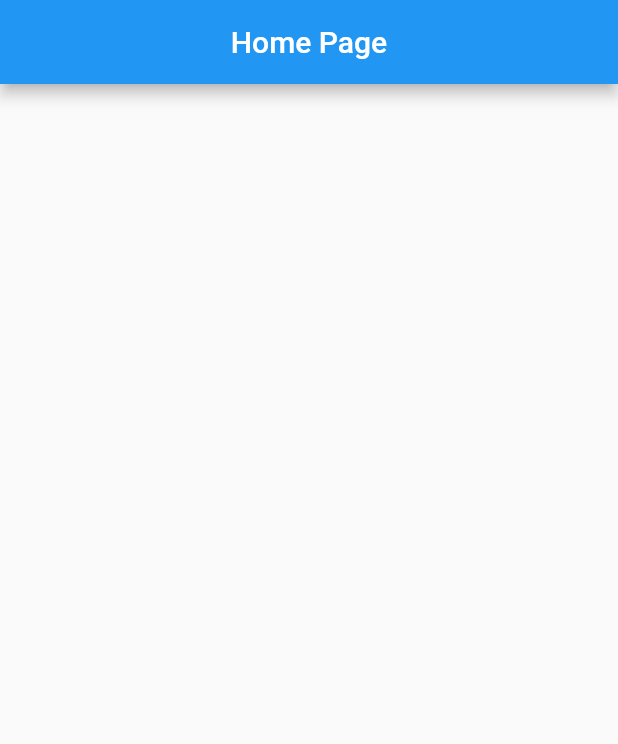
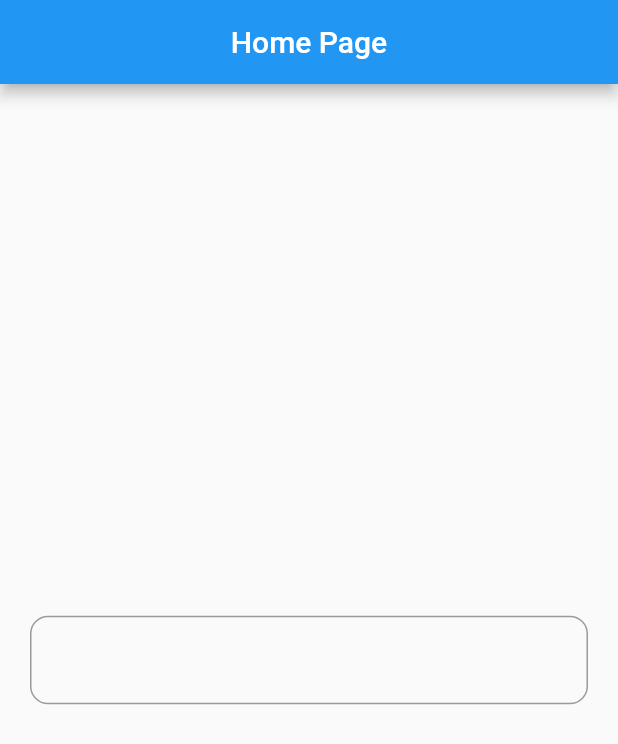
Before and after one commit to Yihun-Alemayehu/Flutter-Hook, a Flutter app: the first screen one second after launch, on a phone screen of 412 x 824 dp. Shown: the top 744 px of the screen. Run offline on Flutter 3.47's test engine with Material 2 defaults, Android fonts, the phone set to English and light mode, and no system bars; our stand-ins replace flutter_hooks.

Commit message:
another commit 30

```diff
--- a/lib/main.dart
+++ b/lib/main.dart
@@ -8,24 +8,49 @@ void main() {
   ));
 }
 
-Stream<String> getTime() => Stream.periodic(
-      const Duration(seconds: 1),
-      (_) => DateTime.now().toIso8601String(),
-    );
+// Stream<String> getTime() => Stream.periodic(
+//       const Duration(seconds: 1),
+//       (_) => DateTime.now().toIso8601String(),
+//     );
 
 class HomePage extends HookWidget {
   const HomePage({super.key});
 
   @override
   Widget build(BuildContext context) {
-    final dateTime = useStream(getTime());
+    //final dateTime = useStream(getTime());
+    final controller = useTextEditingController();
+    final text = useState('');
+    useEffect(
+      () {
+        controller.addListener(() {
+          text.value = controller.text;
+        });
+        return null;
+      },
+      [controller],
+    );
 
     return Scaffold(
       appBar: AppBar(
-        title: Text(dateTime.data ?? 'Home Page'),
+        title: const Text('Home Page'),
         centerTitle: true,
       ),
-      body: Container(),
+      body: Column(
+        mainAxisAlignment: MainAxisAlignment.center,
+        children: [
+          Padding(
+            padding: const EdgeInsets.all(20.0),
+            child: TextField(
+              controller: controller,
+              decoration: InputDecoration(
+                  border: OutlineInputBorder(
+                borderRadius: BorderRadius.circular(12),
+              )),
+            ),
+          )
+        ],
+      ),
     );
   }
 }
```
